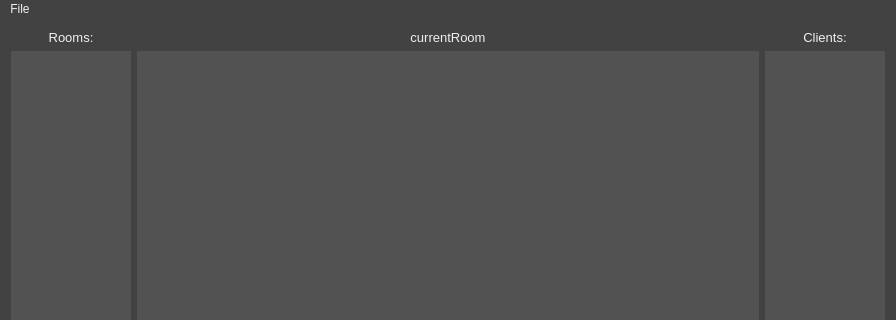
Above: TCP_Chat_Client/mainwindow.ui from Skau/TCPChat before the change; both pictures show x 0 to 896 and y 0 to 320 of the 896 by 556 pixel window. Below: the same form after it.
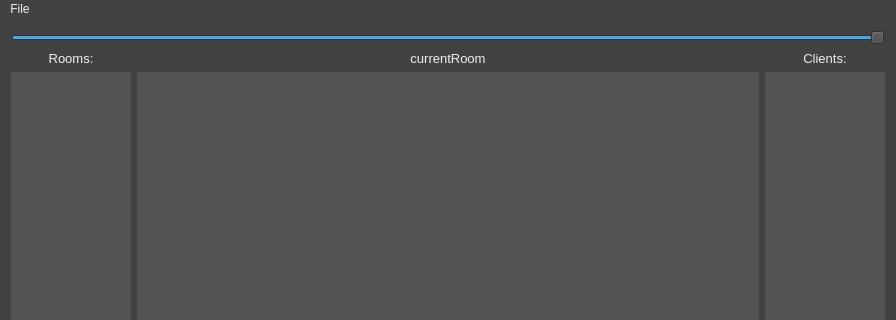
That is the form after the change.

Commit message: Added volume slider for output volume

The edit to the form file:
```diff
--- a/TCP_Chat_Client/mainwindow.ui
+++ b/TCP_Chat_Client/mainwindow.ui
@@ -28,6 +28,19 @@
     <property name="bottomMargin">
      <number>2</number>
     </property>
+    <item>
+     <widget class="QSlider" name="horizontalSlider">
+      <property name="maximum">
+       <number>100</number>
+      </property>
+      <property name="value">
+       <number>100</number>
+      </property>
+      <property name="orientation">
+       <enum>Qt::Horizontal</enum>
+      </property>
+     </widget>
+    </item>
     <item>
      <layout class="QHBoxLayout" name="horizontalLayout">
       <item>
```
The commit also changes 4 other files.
